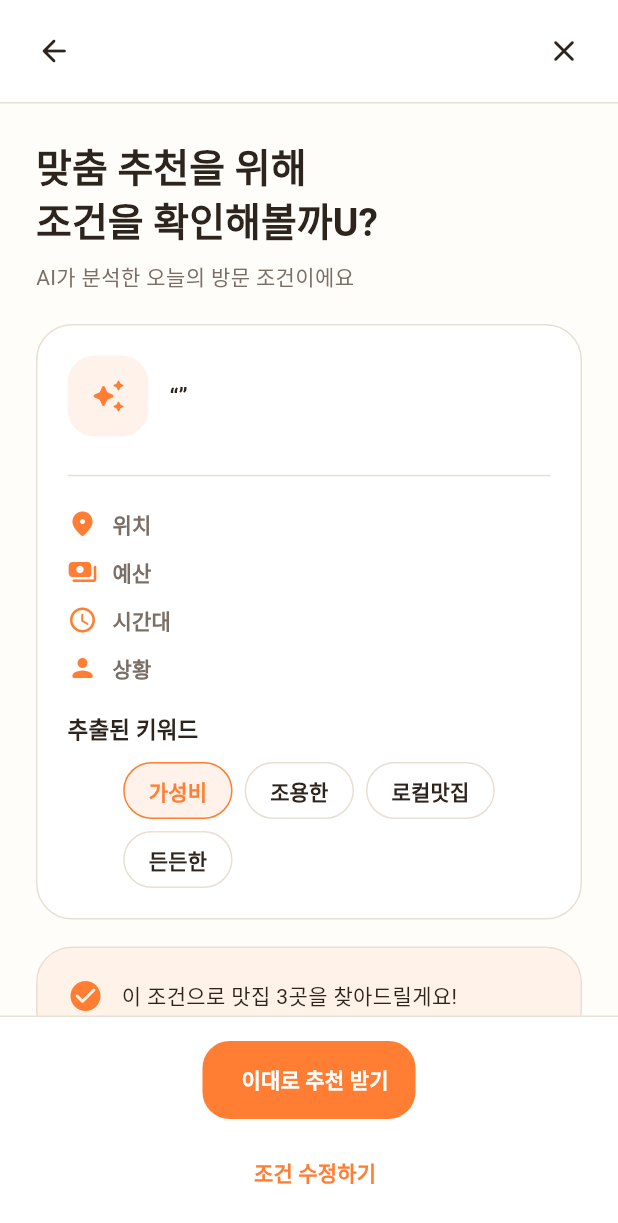
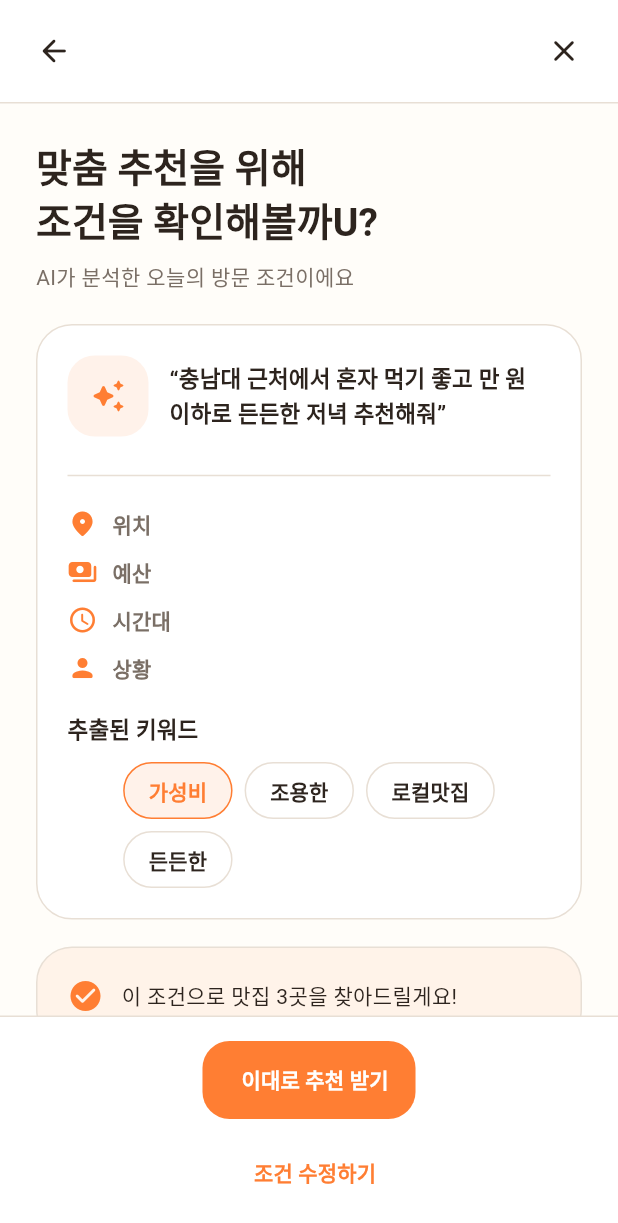
Before and after one commit to darve1/DongNeU, a Flutter app: the AiConditionConfirmationScreen widget shown alone on an empty page, opened directly with empty values, on a phone screen of 412 x 824 dp. Shown: the top 1223 px of the screen. Run offline on Flutter 3.47's test engine with Material 3 defaults, Android fonts, the phone set to English and light mode, and no system bars.

Commit message:
fix: AI 조건 확인 화면 파라미터 중복 오류 수정

```diff
--- a/lib/main.dart
+++ b/lib/main.dart
@@ -885,8 +885,10 @@ class _LocalPickCard extends StatelessWidget {
 }
 
 class AiConditionConfirmationScreen extends StatelessWidget {
-  const AiConditionConfirmationScreen({super.key, required this.onOpen});
+  const AiConditionConfirmationScreen({super.key, required this.onOpen, this.query = "충남대 근처에서 혼자 먹기 좋고 만 원 이하로 든든한 저녁 추천해줘"});
   final ValueChanged<AppScreen> onOpen;
+  final String query;
+
   @override
   Widget build(BuildContext context) {
     final theme = Theme.of(context);
```
